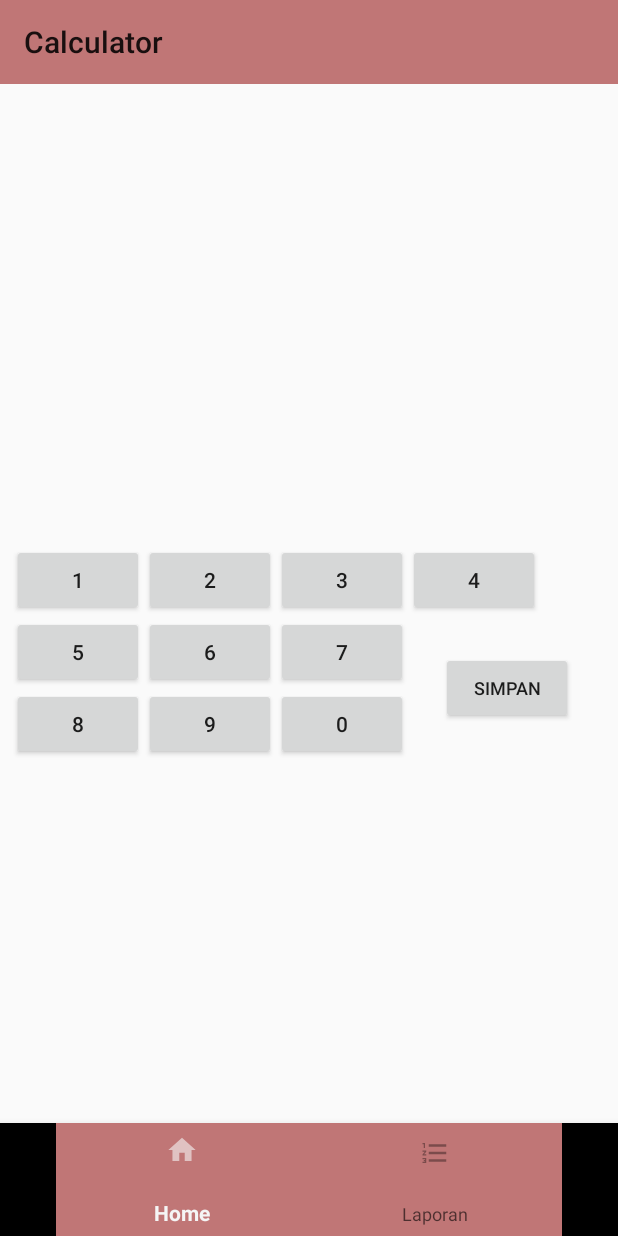
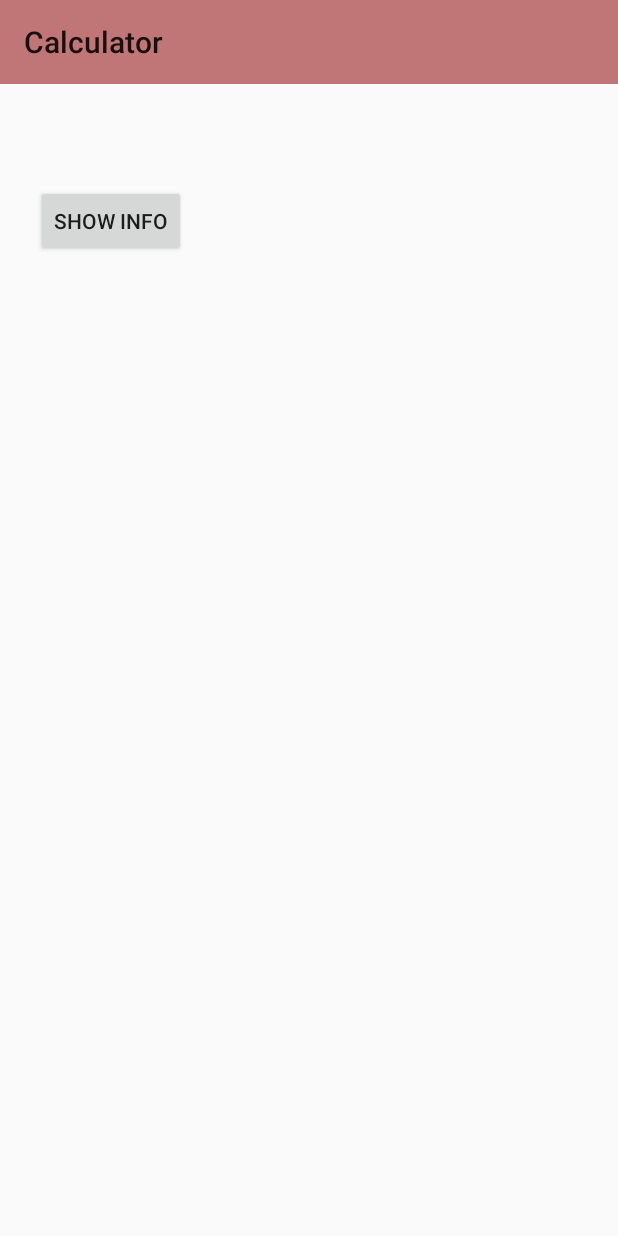
Before and after one commit to azmi-03-23/ujian_mobile, an Android app built with Jetpack Compose: the screen it shows after launch (MainActivity), on a phone screen of 412 x 824 dp. Run offline under Robolectric (Android 15) with nearby library versions, the phone set to English and light mode, and no system bars.

```diff
--- a/app/build.gradle
+++ b/app/build.gradle
@@ -36,6 +36,7 @@ android {
     }
     buildFeatures {
         compose true
+        viewBinding true
     }
     composeOptions {
         kotlinCompilerExtensionVersion '1.4.3'
--- a/app/src/main/java/com/example/twoactivities/HomeFragment.java
+++ /dev/null
@@ -1,135 +0,0 @@
-package com.example.twoactivities;
-
-import android.os.Bundle;
-
-import androidx.annotation.CallSuper;
-import androidx.annotation.MainThread;
-import androidx.annotation.Nullable;
-import androidx.fragment.app.Fragment;
-
-import android.view.LayoutInflater;
-import android.view.View;
-import android.view.ViewGroup;
-import android.widget.Button;
-import android.widget.TextView;
-import android.widget.Toast;
-
-import org.w3c.dom.Text;
-
-public class HomeFragment extends Fragment implements View.OnClickListener {
-
-    public HomeFragment() {
-        // Required empty public constructor
-    }
-
-    private NumberListOpenHelper mDB;
-
-    @MainThread
-    @CallSuper
-    public void onCreate(@Nullable Bundle savedInstanceState){
-        super.onCreate(savedInstanceState);
-        mDB = new NumberListOpenHelper(this.getActivity());
-    }
-
-    @Override
-    public View onCreateView(LayoutInflater inflater, ViewGroup container,
-                             Bundle savedInstanceState) {
-        // Inflate the layout for this fragment
-        return inflater.inflate(R.layout.fragment_home, container, false);
-    }
-
-    private TextView mTextView;
-    private Button mButton;
-    private Button mButton1;
-    private Button mButton2;
-    private Button mButton3;
-    private Button mButton4;
-    private Button mButton5;
-    private Button mButton6;
-    private Button mButton7;
-    private Button mButton8;
-    private Button mButton9;
-    private Button mButton0;
-    @Override
-    public void onViewCreated(View view, @Nullable Bundle savedInstanceState){
-        setViewVariables();
-        setOnClickListeners();
-    }
-
-    private void setViewVariables(){
-        mTextView = getView().findViewById(R.id.show_number);
-        mButton = getView().findViewById(R.id.button_simpan);
-        mButton1 = getView().findViewById(R.id.button1);
-        mButton2 = getView().findViewById(R.id.button2);
-        mButton3 = getView().findViewById(R.id.button3);
-        mButton4 = getView().findViewById(R.id.button4);
-        mButton5 = getView().findViewById(R.id.button5);
-        mButton6 = getView().findViewById(R.id.button6);
-        mButton7 = getView().findViewById(R.id.button7);
-        mButton8 = getView().findViewById(R.id.button8);
-        mButton9 = getView().findViewById(R.id.button9);
-        mButton0 = getView().findViewById(R.id.button0);
-
-    }
-
-    private void setOnClickListeners(){
-        mButton.setOnClickListener(this);
-        mButton1.setOnClickListener(this);
-        mButton2.setOnClickListener(this);
-        mButton3.setOnClickListener(this);
-        mButton4.setOnClickListener(this);
-        mButton5.setOnClickListener(this);
-        mButton6.setOnClickListener(this);
-        mButton7.setOnClickListener(this);
-        mButton8.setOnClickListener(this);
-        mButton9.setOnClickListener(this);
-        mButton0.setOnClickListener(this);
-    }
-
-    private String mTemp;
-    @Override
-    public void onClick(View view) {
-        int id = view.getId();
-        if (id == R.id.button_simpan) {
-            if (mTemp != null) {
-                mDB.insert(mTemp);
-            } else {
-                Toast.makeText(
-                        getActivity().getApplicationContext(),
-                        R.string.no_number,
-                        Toast.LENGTH_LONG).show();
-            }
-            mTemp = null;
-
-        } else if (id == R.id.button1) {
-            addNumber("1");
-        } else if (id == R.id.button2) {
-            addNumber("2");
-        } else if (id == R.id.button3) {
-            addNumber("3");
-        } else if (id == R.id.button4) {
-            addNumber("4");
-        } else if (id == R.id.button5) {
-            addNumber("5");
-        } else if (id == R.id.button6) {
-            addNumber("6");
-        } else if (id == R.id.button7) {
-            addNumber("7");
-        } else if (id == R.id.button8) {
-            addNumber("8");
-        } else if (id == R.id.button9) {
-            addNumber("9");
-        } else if (id == R.id.button0) {
-            addNumber("0");
-        }
-        mTextView.setText(mTemp);
-    }
-
-    private void addNumber(String s){
-        if(mTemp != null){
-            mTemp = mTemp + s;
-        } else {
-            mTemp = s;
-        }
-    }
-}
--- a/app/src/main/java/com/example/twoactivities/MainActivity.java
+++ b/app/src/main/java/com/example/twoactivities/MainActivity.java
@@ -1,20 +1,22 @@
 package com.example.twoactivities;
 
+import android.content.Context;
+import android.net.ConnectivityManager;
+import android.net.NetworkInfo;
 import android.os.Bundle;
-import android.view.MenuItem;
+import android.view.View;
+import android.widget.TextView;
 
-import androidx.annotation.NonNull;
 import androidx.appcompat.app.AppCompatActivity;
 import androidx.appcompat.widget.Toolbar;
 
-import com.google.android.material.bottomnavigation.BottomNavigationView;
+import org.json.JSONObject;
 
-public class MainActivity extends AppCompatActivity implements BottomNavigationView
-        .OnNavigationItemSelectedListener {
+import java.net.MalformedURLException;
+import java.util.concurrent.Executor;
 
-    BottomNavigationView mBottomNavigationView;
-    public static final int DISPLAY_SHOW_TITLE = 8;
-
+public class MainActivity extends AppCompatActivity {
+    private TextView mTextView;
     @Override
     protected void onCreate(Bundle savedInstanceState) {
         super.onCreate(savedInstanceState);
@@ -23,36 +25,46 @@ public class MainActivity extends AppCompatActivity implements BottomNavigationV
         Toolbar mToolbar = findViewById(R.id.my_toolbar);
         setSupportActionBar(mToolbar);
 
-        mBottomNavigationView
-                = findViewById(R.id.bottom_nav);
+        mTextView = findViewById(R.id.show_info_gempa);
+    }
 
-        mBottomNavigationView
-                .setOnNavigationItemSelectedListener(this);
-        mBottomNavigationView.setSelectedItemId(R.id.home);
+    public void invoke(View view) throws MalformedURLException {
+        Executor exe = new Invoker();
+
+        ConnectivityManager connMgr = (ConnectivityManager)
+                getSystemService(Context.CONNECTIVITY_SERVICE);
+        NetworkInfo networkInfo = connMgr.getActiveNetworkInfo();
+
+        if (networkInfo != null) {
+            exe.execute(showInfoGempa());
+            mTextView.setText(R.string.loading);
+        } else {
+            mTextView.setText(R.string.bad_network_connection);
+        }
 
     }
-    HomeFragment homeFragment = new HomeFragment();
-    ReportFragment reportFragment = new ReportFragment();
-    @Override
-    public boolean
-    onNavigationItemSelected(@NonNull MenuItem item)
-    {
 
-        int itemId = item.getItemId();
-        if (itemId == R.id.home) {
-            getSupportFragmentManager()
-                    .beginTransaction()
-                    .replace(R.id.fragment_main, homeFragment)
-                    .commit();
-            return true;
-        } else if (itemId == R.id.report) {
-            getSupportFragmentManager()
-                    .beginTransaction()
-                    .replace(R.id.fragment_main, reportFragment)
-                    .commit();
-            return true;
+    private Runnable showInfoGempa() throws MalformedURLException {
+        String s = NetworkUtils.getInfoGempa();
+        String mDetail = null;
+
+        try {
+            JSONObject jsonObject = new JSONObject(s);
+            JSONObject infoGempa = jsonObject.getJSONObject("Infogempa");
+            JSONObject mGempa = infoGempa.getJSONObject("gempa");
+            mDetail = mGempa.getString("Tanggal");
+            mDetail = mDetail + "\n" + mGempa.getString("Jam");
+            mDetail = mDetail + "\n" + mGempa.getString("Coordinates");
+            mDetail = mDetail + "\n" + mGempa.getString("Magnitude");
+            mDetail = mDetail + "\n" + mGempa.getString("Kedalaman");
+            mDetail = mDetail + "\n" + mGempa.getString("Wilayah");
+            mDetail = mDetail + "\n" + mGempa.getString("Potensi");
+        } catch (Exception e) {
+            mTextView.setText(R.string.no_results);
         }
-        return false;
+
+        mTextView.setText(mDetail);
+        return null;
     }
 
 }
--- a/app/src/main/java/com/example/twoactivities/NumberListOpenHelper.java
+++ /dev/null
@@ -1,110 +0,0 @@
-package com.example.twoactivities;
-
-import android.content.ContentValues;
-import android.content.Context;
-import android.database.Cursor;
-import android.database.sqlite.SQLiteDatabase;
-import android.database.sqlite.SQLiteOpenHelper;
-import android.util.Log;
-
-public class NumberListOpenHelper extends SQLiteOpenHelper {
-
-
-    private static final String TAG = NumberListOpenHelper.class.getSimpleName();
-
-
-    // has to be 1 first time or app will crash
-    private static final int DATABASE_VERSION = 1;
-    private static final String NUMBER_LIST_TABLE = "number_entries";
-    private static final String DATABASE_NAME = "numberlist";
-    // Column names...
-    public static final String KEY_ID = "_id";
-    public static final String KEY_NUMBER = "number";
-    // ... and a string array of columns.
-    private static final String[] COLUMNS = { KEY_ID, KEY_NUMBER };
-
-    // Build the SQL query that creates the table.
-    private static final String NUMBER_LIST_TABLE_CREATE =
-            "CREATE TABLE " + NUMBER_LIST_TABLE + " (" +
-                    KEY_ID + " INTEGER PRIMARY KEY, " +
-// id will auto-increment if no value passed
-                    KEY_NUMBER + " TEXT NOT NULL);";
-
-    private SQLiteDatabase mWritableDB;
-    private SQLiteDatabase mReadableDB;
-
-    public NumberListOpenHelper(Context context) {
-        super(context, DATABASE_NAME, null, DATABASE_VERSION);
-    }
-
-    @Override
-    public void onCreate(SQLiteDatabase db) {
-        db.execSQL(NUMBER_LIST_TABLE_CREATE);
-        //fillDatabaseWithData(db);
-    }
-
-    private void fillDatabaseWithData(SQLiteDatabase db){
-        String[] numbers = {"12345", "23456", "3456789", "4567890"};
-        ContentValues values = new ContentValues();
-        for (int i=0; i < numbers.length; i++) {
-            values.put(KEY_NUMBER, numbers[i]);
-            db.insert(NUMBER_LIST_TABLE, KEY_NUMBER, values);
-        }
-    }
-
-    @Override
-    public void onUpgrade(SQLiteDatabase db, int oldVersion, int newVersion) {
-        Log.w(NumberListOpenHelper.class.getName(),
-                "Upgrading database from version " + oldVersion + " to "
-                        + newVersion + ", which will destroy all old data");
-        db.execSQL("DROP TABLE IF EXISTS " + NUMBER_LIST_TABLE);
-        onCreate(db);
-    }
-
-    public long insert(String number){
-        long newId = 0;
-        ContentValues values = new ContentValues();
-        values.put(KEY_NUMBER, number);
-        try {
-            if (mWritableDB == null) {
-                mWritableDB = getWritableDatabase();
-            }
-            newId = mWritableDB.insert(NUMBER_LIST_TABLE, null, values);
-        } catch (Exception e) {
-            Log.d(TAG, "INSERT EXCEPTION! " + e.getMessage());
-        }
-        return newId;
-    }
-
-    public String query() {
-        String query = "SELECT " + KEY_NUMBER + " FROM " + NUMBER_LIST_TABLE;
-        Cursor cursor = null;
-        String numbers = null;
-        try {
-            if (mReadableDB == null) {
-                mReadableDB = getReadableDatabase();
-            }
-            cursor = mReadableDB.rawQuery(query, null);
-            cursor.moveToFirst();
-            int r = 0;
-            String temp;
-            for (int i=0; i<cursor.getCount(); i++) {
-                r = cursor.getColumnIndex(KEY_NUMBER);
-                temp = cursor.getString(r);
-                if(r >= 0 && temp != null){
-                    if(numbers != null){
-                        numbers = numbers + temp + "\n" ;
-                    } else {
-                        numbers = temp + "\n";
-                    }
-                }
-                cursor.moveToNext();
-            }
-        } catch (Exception e) {
-            Log.d(TAG, "QUERY EXCEPTION! " + e.getMessage());
-        }
-            cursor.close();
-            return numbers;
-    }
-
-}
--- a/app/src/main/java/com/example/twoactivities/ReportFragment.java
+++ /dev/null
@@ -1,43 +0,0 @@
-package com.example.twoactivities;
-
-import android.os.Bundle;
-import android.view.LayoutInflater;
-import android.view.View;
-import android.view.ViewGroup;
-import android.widget.TextView;
-
-import androidx.annotation.CallSuper;
-import androidx.annotation.MainThread;
-import androidx.annotation.Nullable;
-import androidx.fragment.app.Fragment;
-
-public class ReportFragment extends Fragment {
-
-    public ReportFragment(){
-
-    }
-    private static final String LOG_TAG =
-            ReportFragment.class.getSimpleName();;
-
-    @Override
-    public View onCreateView(LayoutInflater inflater, ViewGroup container,
-                             Bundle savedInstanceState) {
-
-        // Inflate the layout for this fragment
-        return inflater.inflate(R.layout.fragment_report, container, false);
-    }
-
-    private TextView mTextView;
-    private NumberListOpenHelper mDB;
-
-    @MainThread
-    @CallSuper
-    public void onCreate(@Nullable Bundle savedInstanceState){
-        super.onCreate(savedInstanceState);
-        mDB = new NumberListOpenHelper(this.getActivity());
-    }
-    public void onViewCreated(View view, @Nullable Bundle savedInstanceState){
-        mTextView = getView().findViewById(R.id.number_data);
-        mTextView.setText(mDB.query());
-    }
-}
--- a/app/src/main/res/layout/activity_main.xml
+++ b/app/src/main/res/layout/activity_main.xml
@@ -15,27 +15,25 @@
         app:layout_constraintStart_toStartOf="parent"
         app:layout_constraintTop_toTopOf="parent" />
 
-    <androidx.fragment.app.FragmentContainerView
-        android:id="@+id/fragment_main"
+    <TextView
+        android:id="@+id/show_info_gempa"
         android:layout_width="match_parent"
         android:layout_height="wrap_content"
         android:layout_margin="@dimen/activity_margin"
         android:orientation="vertical"
         app:layout_constraintTop_toBottomOf="@id/my_toolbar"
-        app:layout_constraintBottom_toTopOf="@+id/bottom_nav">
-    </androidx.fragment.app.FragmentContainerView>
+        app:layout_constraintStart_toStartOf="parent">
+    </TextView>
 
-    <com.google.android.material.bottomnavigation.BottomNavigationView
-        android:id="@+id/bottom_nav"
-        android:layout_width="match_parent"
-        android:layout_height="75dp"
-        app:layout_constraintStart_toStartOf="parent"
-        app:layout_constraintEnd_toEndOf="parent"
-        app:layout_constraintBottom_toBottomOf="parent"
-        app:itemBackground="@color/colorAccent"
-        app:menu="@menu/bottom_nav_menu">
-    </com.google.android.material.bottomnavigation.BottomNavigationView>
-
-
+    <Button
+        android:layout_height="wrap_content"
+        android:layout_width="wrap_content"
+        android:id="@+id/button_show"
+        android:onClick="invoke"
+        android:text="Show Info"
+        android:layout_margin="@dimen/activity_margin"
+        app:layout_constraintTop_toBottomOf="@+id/show_info_gempa"
+        app:layout_constraintStart_toStartOf="parent">
+    </Button>
 
 </androidx.constraintlayout.widget.ConstraintLayout>
--- a/app/src/main/res/layout/fragment_home.xml
+++ /dev/null
@@ -1,98 +0,0 @@
-<?xml version="1.0" encoding="utf-8"?>
-<androidx.constraintlayout.widget.ConstraintLayout xmlns:android="http://schemas.android.com/apk/res/android"
-    xmlns:app="http://schemas.android.com/apk/res-auto"
-    xmlns:tools="http://schemas.android.com/tools"
-    android:id="@+id/gridLayout"
-    android:layout_width="match_parent"
-    android:layout_height="match_parent"
-    app:layout_constraintEnd_toEndOf="parent"
-    app:layout_constraintBottom_toBottomOf="parent">
-
-    <TextView
-        android:id="@+id/show_number"
-        android:layout_width="match_parent"
-        android:layout_height="wrap_content"
-        app:layout_constraintStart_toStartOf="parent"
-        app:layout_constraintTop_toTopOf="parent"
-        android:gravity="end"
-        android:textSize="36sp"
-        android:textColor="@color/black"
-        android:padding="@dimen/activity_margin"/>
-
-    <GridLayout
-        android:layout_width="match_parent"
-        android:layout_height="wrap_content"
-        android:columnCount="4"
-        app:layout_constraintTop_toBottomOf="@+id/show_number">
-        <Button
-            android:id="@+id/button1"
-            android:layout_width="wrap_content"
-            android:layout_height="wrap_content"
-            android:text="1" />
-
-        <Button
-            android:id="@+id/button2"
-            android:layout_width="wrap_content"
-            android:layout_height="wrap_content"
-            android:text="2" />
-
-        <Button
-            android:id="@+id/button3"
-            android:layout_width="wrap_content"
-            android:layout_height="wrap_content"
-            android:text="3" />
-
-        <Button
-            android:id="@+id/button4"
-            android:layout_width="wrap_content"
-            android:layout_height="wrap_content"
-            android:text="4" />
-
-        <Button
-            android:id="@+id/button5"
-            android:layout_width="wrap_content"
-            android:layout_height="wrap_content"
-            android:text="5" />
-
-        <Button
-            android:id="@+id/button6"
-            android:layout_width="wrap_content"
-            android:layout_height="wrap_content"
-            android:text="6" />
-
-        <Button
-            android:id="@+id/button7"
-            android:layout_width="wrap_content"
-            android:layout_height="wrap_content"
-            android:text="7" />
-
-        <Button
-            android:id="@+id/button_simpan"
-            android:layout_width="wrap_content"
-            android:layout_height="wrap_content"
-            android:layout_rowSpan="2"
-            android:layout_gravity="center"
-            android:textSize="12sp"
-            android:text="Simpan" />
-
-        <Button
-            android:id="@+id/button8"
-            android:layout_width="wrap_content"
-            android:layout_height="wrap_content"
-            android:text="8" />
-
-        <Button
-            android:id="@+id/button9"
-            android:layout_width="wrap_content"
-            android:layout_height="wrap_content"
-            android:text="9" />
-
-        <Button
-            android:id="@+id/button0"
-            android:layout_width="wrap_content"
-            android:layout_height="wrap_content"
-            android:text="0" />
-    </GridLayout>
-
-
-</androidx.constraintlayout.widget.ConstraintLayout>
--- a/app/src/main/res/values/dimens.xml
+++ b/app/src/main/res/values/dimens.xml
@@ -2,7 +2,7 @@
 <resources>
     <dimen name="activity_vertical_margin">24dp</dimen>
     <dimen name="activity_horizontal_margin">24dp</dimen>
-    <dimen name="activity_margin">8dp</dimen>
+    <dimen name="activity_margin">24dp</dimen>
     <dimen name="number">56dp</dimen>
     <dimen name="show_number">150dp</dimen>
 </resources>
--- a/app/src/main/res/values/strings.xml
+++ b/app/src/main/res/values/strings.xml
@@ -1,4 +1,8 @@
 <resources>
     <string name="app_name">Calculator</string>
     <string name="no_number">Please enter your number.</string>
+    <string name="loading">Loading</string>
+    <string name="bad_network_connection">Please check your network connection and try again.</string>
+    <string name="no_results">Tidak Ada Info Gempa</string>
+    <string name="title_activity_maps">MapsActivity</string>
 </resources>
```
Also changed, not shown: app/src/main/AndroidManifest.xml (+25 -0 lines), app/src/main/java/com/example/twoactivities/Invoker.java (added, +10 -0 lines), app/src/main/java/com/example/twoactivities/MapsActivity.java (added, +51 -0 lines), app/src/main/java/com/example/twoactivities/NetworkUtils.java (added, +60 -0 lines), app/src/main/java/com/example/twoactivities/NumberItem.java (deleted, +0 -13 lines), app/src/main/res/layout/activity_maps.xml (added, +9 -0 lines), app/src/main/res/layout/fragment_report.xml (deleted, +0 -22 lines).
